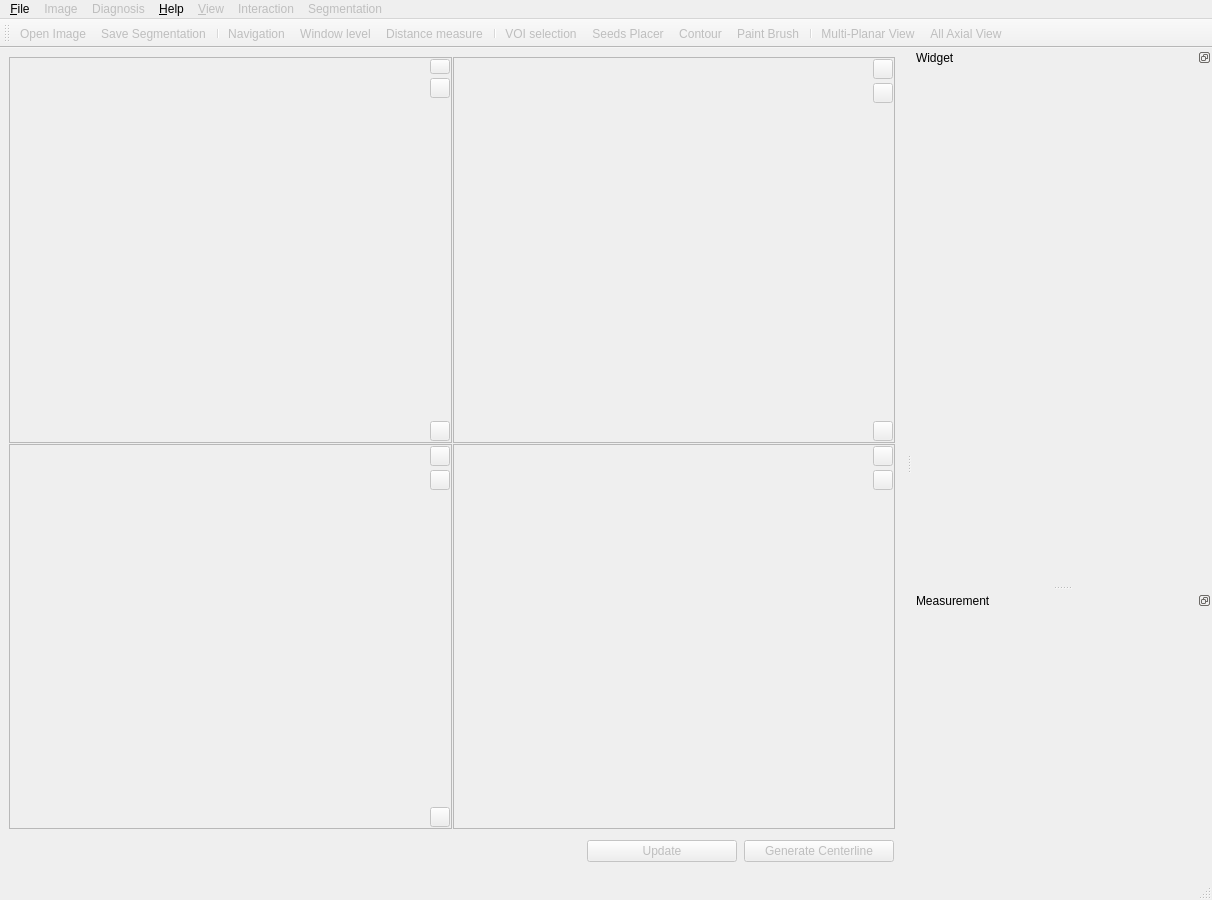
Old version of the form codes/View/MainWindow.ui in the repository wuzhuobin/Vessel_Project.
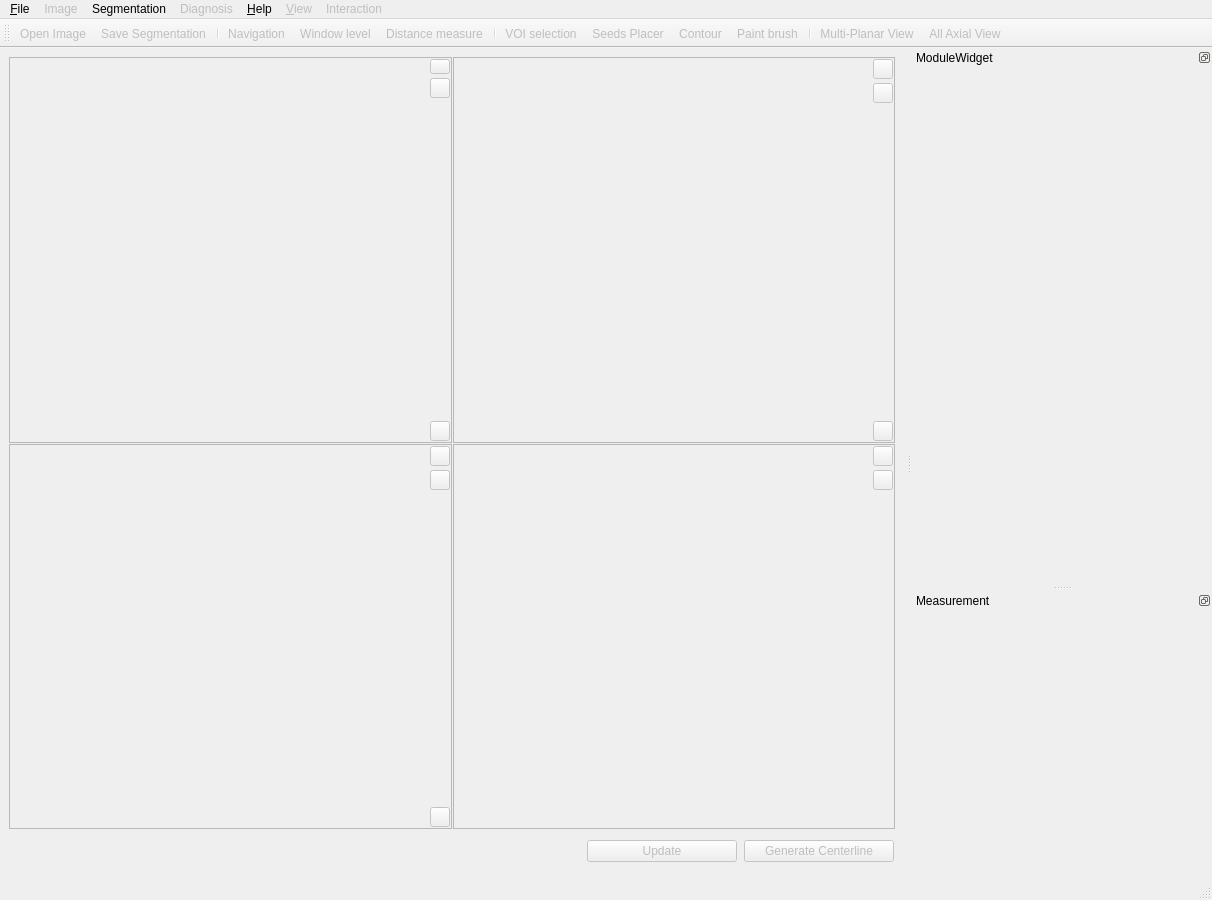
New version of the form. Icons and pictures are not drawn. Custom widgets are drawn as their Qt base class.

What changed in the file:
```diff
--- a/codes/View/MainWindow.ui
+++ b/codes/View/MainWindow.ui
@@ -797,7 +797,7 @@
     <addaction name="acitonVOI_selection"/>
     <addaction name="actionSeedsPlacer"/>
     <addaction name="actionContour"/>
-    <addaction name="actionBrush"/>
+    <addaction name="actionPaint_brush"/>
    </widget>
    <widget class="QMenu" name="menuView">
     <property name="enabled">
@@ -828,11 +828,12 @@
    </widget>
    <widget class="QMenu" name="menuSegmentation">
     <property name="enabled">
-     <bool>false</bool>
+     <bool>true</bool>
     </property>
     <property name="title">
      <string>Segmentation</string>
     </property>
+    <addaction name="actionPaint_brush"/>
     <addaction name="actionSaveSegmentation"/>
     <addaction name="actionOpenSegmentation"/>
     <addaction name="actionSaveContour"/>
@@ -863,11 +864,11 @@
    </widget>
    <addaction name="menuFile"/>
    <addaction name="menuImage"/>
+   <addaction name="menuSegmentation"/>
    <addaction name="menuDiagnosis"/>
    <addaction name="menuHelp"/>
    <addaction name="menuView"/>
    <addaction name="menuInteraction"/>
-   <addaction name="menuSegmentation"/>
   </widget>
   <widget class="QStatusBar" name="statusBar"/>
   <widget class="QToolBar" name="ActionToolBar">
@@ -899,12 +900,12 @@
    <addaction name="acitonVOI_selection"/>
    <addaction name="actionSeedsPlacer"/>
    <addaction name="actionContour"/>
-   <addaction name="actionBrush"/>
+   <addaction name="actionPaint_brush"/>
    <addaction name="separator"/>
    <addaction name="actionMultiPlanarView"/>
    <addaction name="actionAllAxialView"/>
   </widget>
-  <widget class="QDockWidget" name="widgetDockWidget">
+  <widget class="QDockWidget" name="moduleWidgetDockWidget">
    <property name="sizePolicy">
     <sizepolicy hsizetype="Minimum" vsizetype="Expanding">
      <horstretch>0</horstretch>
@@ -927,7 +928,7 @@
     <set>QDockWidget::DockWidgetFloatable|QDockWidget::DockWidgetMovable</set>
    </property>
    <property name="windowTitle">
-    <string>Widget</string>
+    <string>ModuleWidget</string>
    </property>
    <attribute name="dockWidgetArea">
     <number>2</number>
@@ -986,6 +987,9 @@
    </property>
   </action>
   <action name="actionSaveSegmentation">
+   <property name="enabled">
+    <bool>true</bool>
+   </property>
    <property name="icon">
     <iconset resource="../Main/resources/IADE_Analyzer.qrc">
      <normaloff>:/icons/Save.png</normaloff>:/icons/Save.png</iconset>
@@ -1267,7 +1271,7 @@
     <string>Statistics</string>
    </property>
   </action>
-  <action name="actionBrush">
+  <action name="actionPaint_brush">
    <property name="checkable">
     <bool>true</bool>
    </property>
@@ -1276,7 +1280,10 @@
      <normaloff>:/icons/Draw.png</normaloff>:/icons/Draw.png</iconset>
    </property>
    <property name="text">
-    <string>Paint Brush</string>
+    <string>Paint brush</string>
+   </property>
+   <property name="toolTip">
+    <string>Paint brush</string>
    </property>
   </action>
   <action name="actionMultiPlanarView">
```
